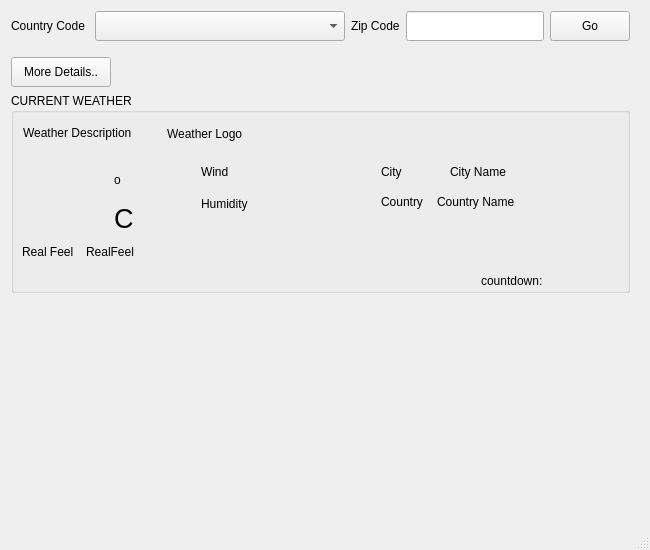
This is mainwindow.ui in survive55/qt-weatherforcase-newbie as Qt 5 draws it before an edit. The edited form follows.
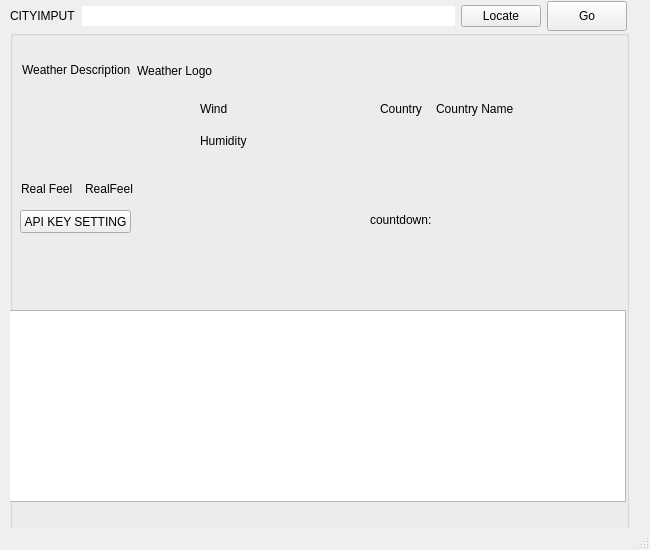
This is the edited form.

```diff
--- a/mainwindow.ui
+++ b/mainwindow.ui
@@ -29,104 +29,13 @@
    <widget class="QWidget" name="layoutWidget">
     <property name="geometry">
      <rect>
-      <x>11</x>
-      <y>11</y>
+      <x>10</x>
+      <y>30</y>
       <width>619</width>
       <height>579</height>
      </rect>
     </property>
     <layout class="QVBoxLayout" name="verticalLayout_3">
-     <item>
-      <layout class="QHBoxLayout" name="horizontalLayout">
-       <item>
-        <widget class="QLabel" name="label">
-         <property name="text">
-          <string>Country Code </string>
-         </property>
-        </widget>
-       </item>
-       <item>
-        <widget class="QComboBox" name="cmbBox">
-         <property name="minimumSize">
-          <size>
-           <width>250</width>
-           <height>30</height>
-          </size>
-         </property>
-        </widget>
-       </item>
-       <item>
-        <widget class="QLabel" name="label_2">
-         <property name="text">
-          <string>Zip Code</string>
-         </property>
-        </widget>
-       </item>
-       <item>
-        <widget class="QLineEdit" name="txtZipCode">
-         <property name="minimumSize">
-          <size>
-           <width>70</width>
-           <height>30</height>
-          </size>
-         </property>
-         <property name="font">
-          <font>
-           <kerning>true</kerning>
-          </font>
-         </property>
-        </widget>
-       </item>
-       <item>
-        <widget class="QPushButton" name="btnGo">
-         <property name="minimumSize">
-          <size>
-           <width>0</width>
-           <height>30</height>
-          </size>
-         </property>
-         <property name="text">
-          <string>Go</string>
-         </property>
-        </widget>
-       </item>
-      </layout>
-     </item>
-     <item>
-      <spacer name="verticalSpacer_2">
-       <property name="orientation">
-        <enum>Qt::Orientation::Vertical</enum>
-       </property>
-       <property name="sizeType">
-        <enum>QSizePolicy::Policy::Fixed</enum>
-       </property>
-       <property name="sizeHint" stdset="0">
-        <size>
-         <width>20</width>
-         <height>10</height>
-        </size>
-       </property>
-      </spacer>
-     </item>
-     <item>
-      <widget class="QPushButton" name="btnMoreDetails">
-       <property name="minimumSize">
-        <size>
-         <width>100</width>
-         <height>30</height>
-        </size>
-       </property>
-       <property name="maximumSize">
-        <size>
-         <width>100</width>
-         <height>30</height>
-        </size>
-       </property>
-       <property name="text">
-        <string>More Details..</string>
-       </property>
-      </widget>
-     </item>
      <item>
       <widget class="QGroupBox" name="groupBox">
        <property name="minimumSize">
@@ -136,45 +45,19 @@
         </size>
        </property>
        <property name="title">
-        <string>CURRENT WEATHER</string>
+        <string/>
        </property>
        <widget class="QWidget" name="layoutWidget">
         <property name="geometry">
          <rect>
           <x>370</x>
           <y>70</y>
-          <width>131</width>
+          <width>134</width>
           <height>18</height>
          </rect>
         </property>
         <layout class="QHBoxLayout" name="horizontalLayout_3">
          <item>
-          <widget class="QLabel" name="label_5">
-           <property name="text">
-            <string>City</string>
-           </property>
-          </widget>
-         </item>
-         <item>
-          <widget class="QLabel" name="lblCity">
-           <property name="text">
-            <string>City Name</string>
-           </property>
-          </widget>
-         </item>
-        </layout>
-       </widget>
-       <widget class="QWidget" name="layoutWidget">
-        <property name="geometry">
-         <rect>
-          <x>370</x>
-          <y>100</y>
-          <width>134</width>
-          <height>18</height>
-         </rect>
-        </property>
-        <layout class="QHBoxLayout" name="horizontalLayout_4">
-         <item>
           <widget class="QLabel" name="label_8">
            <property name="text">
             <string>Country</string>
@@ -182,7 +65,7 @@
           </widget>
          </item>
          <item>
-          <widget class="QLabel" name="lblCountryName">
+          <widget class="QLabel" name="lblCityCountry">
            <property name="text">
             <string>Country Name</string>
            </property>
@@ -190,6 +73,17 @@
          </item>
         </layout>
        </widget>
+       <widget class="QWidget" name="layoutWidget">
+        <property name="geometry">
+         <rect>
+          <x>370</x>
+          <y>100</y>
+          <width>134</width>
+          <height>18</height>
+         </rect>
+        </property>
+        <layout class="QHBoxLayout" name="horizontalLayout_4"/>
+       </widget>
        <widget class="QWidget" name="layoutWidget">
         <property name="geometry">
          <rect>
@@ -234,7 +128,7 @@
           </widget>
          </item>
          <item>
-          <widget class="QLabel" name="lblWind">
+          <widget class="QLabel" name="lblWindSpeed">
            <property name="text">
             <string/>
            </property>
@@ -272,6 +166,13 @@
            </property>
           </widget>
          </item>
+         <item>
+          <widget class="QLabel" name="lblWeatherIcon">
+           <property name="text">
+            <string/>
+           </property>
+          </widget>
+         </item>
         </layout>
        </widget>
        <widget class="QWidget" name="layoutWidget">
@@ -292,7 +193,7 @@
           </widget>
          </item>
          <item>
-          <widget class="QLabel" name="lblRealFeel">
+          <widget class="QLabel" name="lblFeelsLike">
            <property name="text">
             <string>RealFeel</string>
            </property>
@@ -311,7 +212,7 @@
         </property>
         <layout class="QHBoxLayout" name="horizontalLayout_5">
          <item>
-          <widget class="QLabel" name="lbltemprature">
+          <widget class="QLabel" name="lblTemperature">
            <property name="minimumSize">
             <size>
              <width>50</width>
@@ -334,29 +235,6 @@
            </property>
           </widget>
          </item>
-         <item>
-          <layout class="QVBoxLayout" name="verticalLayout">
-           <item>
-            <widget class="QLabel" name="label_7">
-             <property name="text">
-              <string>o</string>
-             </property>
-            </widget>
-           </item>
-           <item>
-            <widget class="QLabel" name="lblCelcius">
-             <property name="font">
-              <font>
-               <pointsize>20</pointsize>
-              </font>
-             </property>
-             <property name="text">
-              <string>C</string>
-             </property>
-            </widget>
-           </item>
-          </layout>
-         </item>
         </layout>
        </widget>
        <widget class="QLabel" name="countdownLabel">
@@ -365,30 +243,124 @@
         </property>
         <property name="geometry">
          <rect>
-          <x>470</x>
+          <x>360</x>
           <y>180</y>
-          <width>91</width>
-          <height>16</height>
+          <width>191</width>
+          <height>20</height>
          </rect>
         </property>
         <property name="text">
          <string>countdown:</string>
         </property>
        </widget>
+       <widget class="QPushButton" name="actionApiKeySettings">
+        <property name="geometry">
+         <rect>
+          <x>10</x>
+          <y>180</y>
+          <width>111</width>
+          <height>23</height>
+         </rect>
+        </property>
+        <property name="text">
+         <string>API KEY SETTING</string>
+        </property>
+       </widget>
+       <widget class="QTableWidget" name="forecastTableWidget">
+        <property name="geometry">
+         <rect>
+          <x>-5</x>
+          <y>280</y>
+          <width>621</width>
+          <height>192</height>
+         </rect>
+        </property>
+       </widget>
       </widget>
      </item>
      <item>
-      <spacer name="verticalSpacer">
+      <spacer name="verticalSpacer_2">
        <property name="orientation">
         <enum>Qt::Orientation::Vertical</enum>
        </property>
+       <property name="sizeType">
+        <enum>QSizePolicy::Policy::Fixed</enum>
+       </property>
        <property name="sizeHint" stdset="0">
         <size>
          <width>20</width>
-         <height>40</height>
+         <height>10</height>
         </size>
        </property>
       </spacer>
+     </item>
+     <item>
+      <widget class="QPushButton" name="btnMoreDetails">
+       <property name="minimumSize">
+        <size>
+         <width>100</width>
+         <height>30</height>
+        </size>
+       </property>
+       <property name="maximumSize">
+        <size>
+         <width>100</width>
+         <height>30</height>
+        </size>
+       </property>
+       <property name="text">
+        <string>More Details..</string>
+       </property>
+      </widget>
+     </item>
+    </layout>
+   </widget>
+   <widget class="QWidget" name="layoutWidget">
+    <property name="geometry">
+     <rect>
+      <x>10</x>
+      <y>0</y>
+      <width>617</width>
+      <height>32</height>
+     </rect>
+    </property>
+    <layout class="QHBoxLayout" name="horizontalLayout">
+     <item>
+      <widget class="QLabel" name="City">
+       <property name="text">
+        <string>CITYIMPUT</string>
+       </property>
+      </widget>
+     </item>
+     <item>
+      <widget class="QLineEdit" name="txtCityName">
+       <property name="enabled">
+        <bool>true</bool>
+       </property>
+       <property name="frame">
+        <bool>false</bool>
+       </property>
+      </widget>
+     </item>
+     <item>
+      <widget class="QPushButton" name="btnLocate">
+       <property name="text">
+        <string>Locate</string>
+       </property>
+      </widget>
+     </item>
+     <item>
+      <widget class="QPushButton" name="btnGo">
+       <property name="minimumSize">
+        <size>
+         <width>0</width>
+         <height>30</height>
+        </size>
+       </property>
+       <property name="text">
+        <string>Go</string>
+       </property>
+      </widget>
      </item>
     </layout>
    </widget>
```
